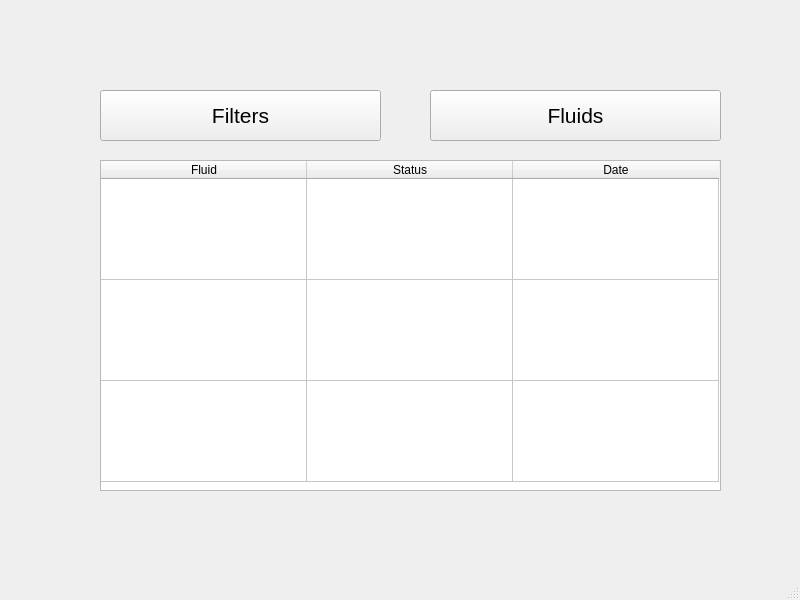
jadvamar/VehicleMonitorSystem, file mainwindow.ui: the form before one commit.
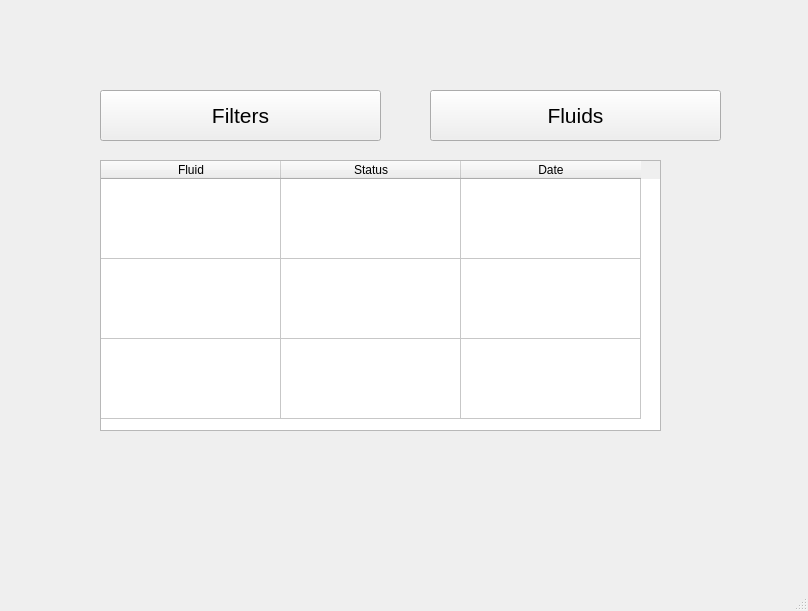
The form after the commit. The open tabs and pages were chosen to show the change.

```diff
--- a/mainwindow.ui
+++ b/mainwindow.ui
@@ -6,8 +6,8 @@
    <rect>
     <x>0</x>
     <y>0</y>
-    <width>800</width>
-    <height>600</height>
+    <width>808</width>
+    <height>611</height>
    </rect>
   </property>
   <property name="windowTitle">
@@ -89,18 +89,18 @@
        <rect>
         <x>20</x>
         <y>40</y>
-        <width>621</width>
-        <height>331</height>
+        <width>561</width>
+        <height>271</height>
        </rect>
       </property>
       <attribute name="horizontalHeaderDefaultSectionSize">
-       <number>206</number>
+       <number>180</number>
       </attribute>
       <attribute name="verticalHeaderVisible">
        <bool>false</bool>
       </attribute>
       <attribute name="verticalHeaderDefaultSectionSize">
-       <number>101</number>
+       <number>80</number>
       </attribute>
       <row>
        <property name="text">
@@ -121,16 +121,37 @@
        <property name="text">
         <string>Fluid</string>
        </property>
+       <property name="background">
+        <color>
+         <red>39</red>
+         <green>122</green>
+         <blue>135</blue>
+        </color>
+       </property>
       </column>
       <column>
        <property name="text">
         <string>Status</string>
        </property>
+       <property name="background">
+        <color>
+         <red>39</red>
+         <green>122</green>
+         <blue>135</blue>
+        </color>
+       </property>
       </column>
       <column>
        <property name="text">
         <string>Date</string>
        </property>
+       <property name="background">
+        <color>
+         <red>39</red>
+         <green>122</green>
+         <blue>135</blue>
+        </color>
+       </property>
       </column>
      </widget>
     </widget>
```
Left out of the diff: 15 changed lines with no effect on the pictures.
